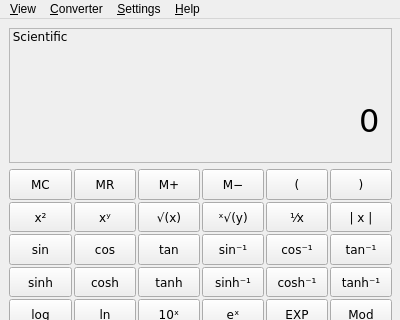
Above: mainwindow.ui from bhs24651/numeric-engine before the change; both pictures show x 0 to 400 and y 0 to 320 of the 400 by 600 pixel window. Below: the same form after it.
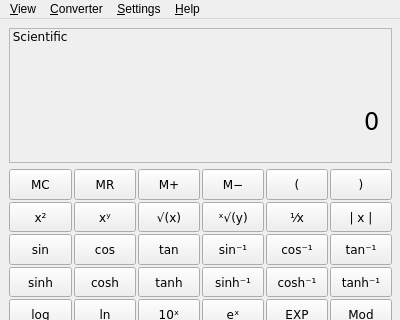
That is the form after the change.

Commit message: Reduced Answer/Input font size

Diff of the .ui file:
```diff
--- a/mainwindow.ui
+++ b/mainwindow.ui
@@ -941,7 +941,7 @@
             <property name="font">
              <font>
               <family>DejaVu Sans</family>
-              <pointsize>24</pointsize>
+              <pointsize>18</pointsize>
              </font>
             </property>
             <property name="layoutDirection">
```
Left out of the diff: 4 changed lines with no effect on the pictures.
